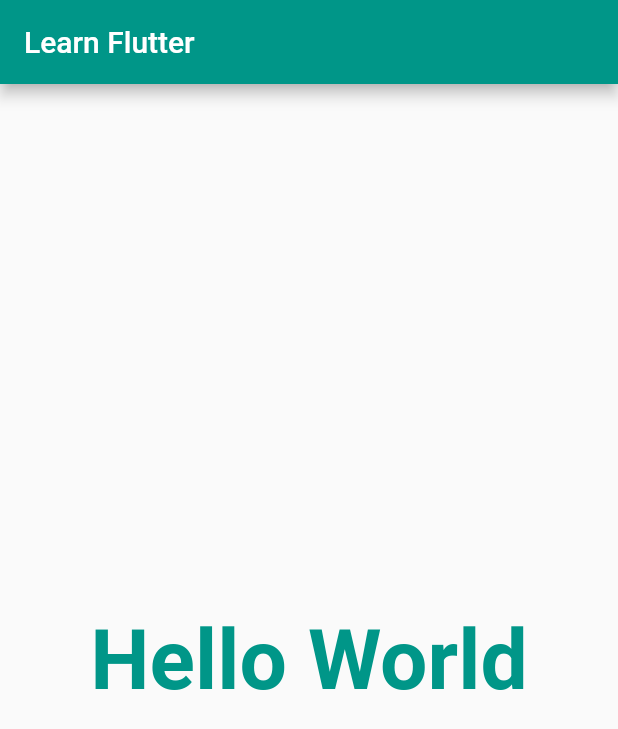
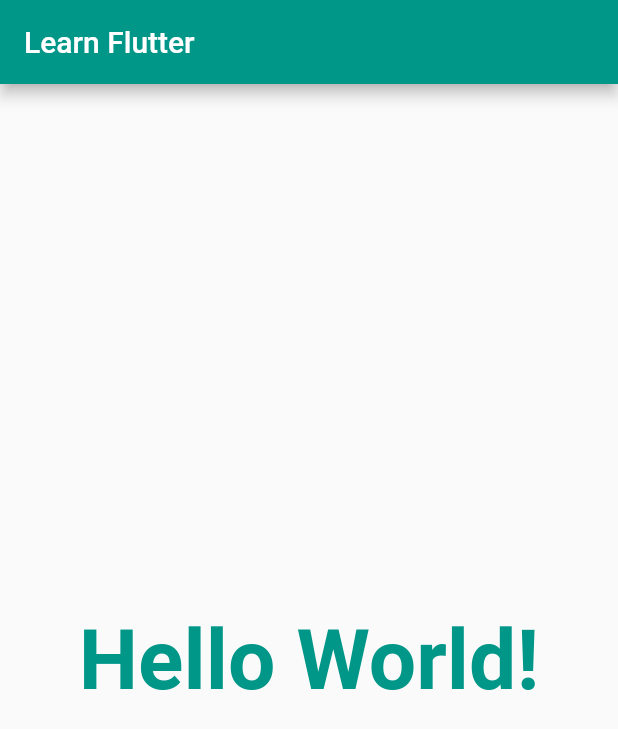
Before and after one commit to cyclicsoft/flutter_learn, a Flutter app: the screen it shows after launch, on a phone screen of 412 x 824 dp. Shown: the top 729 px of the screen. Run offline on Flutter 3.47's test engine with Material 2 defaults, Android fonts, the phone set to English and light mode, and no system bars.

Commit message:
[10] Using created HomePage Stateful widget   - Move the home code (Scaffold) from MaterialApp to the created _HomePageState
  - Add a constructor for HomePage. {key is used as a identifier we will learn it later}

  - hot run the code and it will give same out put as before with a stateful widget

  - In the next commit we will see a state changing example

```diff
--- a/lib/main.dart
+++ b/lib/main.dart
@@ -12,26 +12,14 @@ class LearningApp extends StatelessWidget {
         theme: ThemeData(
           primarySwatch: Colors.teal,
         ),
-        home: Scaffold(
-          appBar: AppBar(
-            title: Text('Learn Flutter'),
-          ),
-          body: Center(
-            child: Text(
-              'Hello World',
-              style: TextStyle(
-                color: Colors.teal,
-                fontFamily: 'sans-serif',
-                fontWeight: FontWeight.bold,
-                fontSize: 56.0
-              ),
-            ),
-          ),
-        ));
+        home: HomePage()
+    );
   }
 }
 
 class HomePage extends StatefulWidget{
+  HomePage({Key key}): super(key: key);
+
   @override
   _HomePageState createState() => _HomePageState();
 }
@@ -39,7 +27,21 @@ class HomePage extends StatefulWidget{
 class _HomePageState extends State<HomePage> {
   @override
   Widget build(BuildContext context) {
-    // TODO: implement build
-    throw UnimplementedError();
+    return Scaffold(
+      appBar: AppBar(
+        title: Text('Learn Flutter'),
+      ),
+      body: Center(
+        child: Text(
+          'Hello World!',
+          style: TextStyle(
+              color: Colors.teal,
+              fontFamily: 'sans-serif',
+              fontWeight: FontWeight.bold,
+              fontSize: 56.0
+          ),
+        ),
+      ),
+    );
   }
 }
```
